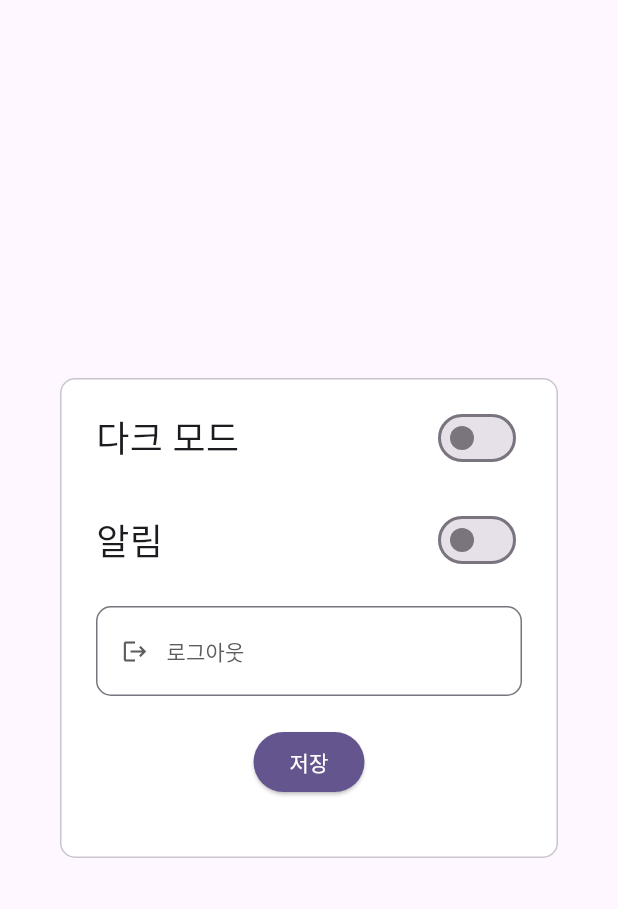
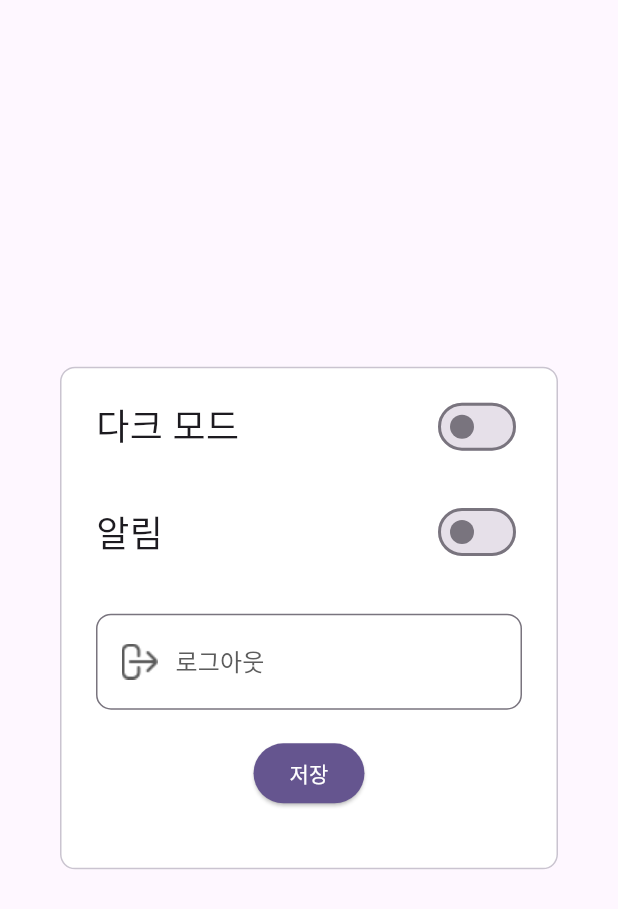
Before and after one commit to AIIA-GCU/VinTeum-FE, a Flutter app: what settingDialog() shows on an empty page, opened directly, on a phone screen of 412 x 824 dp. Shown: the top 909 px of the screen. Run offline on Flutter 3.47's test engine with Material 3 defaults, Android fonts, the light colour scheme and no system bars; our stand-ins replace image_picker.

Commit message:
[fix] ratio 수정 & 설정 수정

```diff
--- a/lib/Page/Timetable_Screen.dart
+++ b/lib/Page/Timetable_Screen.dart
@@ -4,6 +4,7 @@ import 'package:flutter/material.dart';
 import 'package:flutter/widgets.dart';
 import 'package:vinteum/Common/color.dart';
 import 'package:image_picker/image_picker.dart';
+import 'package:vinteum/main.dart';
 
 class TimetableScreen extends StatefulWidget {
   const TimetableScreen({super.key, required this.selected});
@@ -85,7 +86,7 @@ class _TimetableScreenState extends State<TimetableScreen> {
                       },
                     child: Text("등록", style: TextStyle(color: Colors.white)),
                   ),
-                  SizedBox(width: 63),
+                  SizedBox(width: ratio.width * 63),
                   ElevatedButton(
                     style: ElevatedButton.styleFrom(
                         shape: RoundedRectangleBorder(
--- a/lib/widget/Group_List.dart
+++ b/lib/widget/Group_List.dart
@@ -2,6 +2,7 @@ import 'package:flutter/cupertino.dart';
 import 'package:flutter/material.dart';
 import 'package:flutter/widgets.dart';
 import 'package:vinteum/Common/color.dart';
+import 'package:vinteum/main.dart';
 
 class GroupList extends StatelessWidget {
   final String title;
@@ -42,7 +43,7 @@ class GroupList extends StatelessWidget {
                         style: TextStyle(
                             fontSize: 24, color: Colors.black)
                     ),
-                    SizedBox(width: 40)
+                    SizedBox(width: ratio.width * 40)
                   ],
                 )
               ],
--- a/lib/widget/dialog.dart
+++ b/lib/widget/dialog.dart
@@ -1,5 +1,6 @@
 import 'package:flutter/material.dart';
 import 'package:vinteum/Common/color.dart';
+import 'package:vinteum/main.dart';
 
 class settingDialog extends StatefulWidget {
   const settingDialog({super.key});
@@ -42,7 +43,7 @@ class _settingDialogState extends State<settingDialog> {
                             }),
                       ],
                     ),
-                    SizedBox(height: 20),
+                    SizedBox(height: ratio.height * 24),
                     Row(
                       children: [
                         Text("알림", style: TextStyle(fontSize: 24)),
@@ -54,7 +55,7 @@ class _settingDialogState extends State<settingDialog> {
                             }),
                       ],
                     ),
-                    SizedBox(height: 20),
+                    SizedBox(height: ratio.height * 33),
                     OutlinedButton(
                         style: ElevatedButton.styleFrom(
                           backgroundColor: Colors.white,
@@ -67,13 +68,13 @@ class _settingDialogState extends State<settingDialog> {
                         child: Row(
                           mainAxisAlignment: MainAxisAlignment.start,
                           children: [
-                            Icon(Icons.logout, color: VinTeumColors.grey3),
-                            SizedBox(width: 12),
-                            Text("로그아웃", style: TextStyle(color: VinTeumColors.grey3),)
+                            Image.asset("assets/img/logout.png"),
+                            SizedBox(width: ratio.width * 12),
+                            Text("로그아웃", style: TextStyle(color: VinTeumColors.grey3, fontSize: 16))
                           ],
                         ),
                     ),
-                    SizedBox(height: 20),
+                    SizedBox(height: ratio.height * 20),
                     ElevatedButton(
                       style: ElevatedButton.styleFrom(
                           shape: RoundedRectangleBorder(
```
Also changed, not shown: lib/Page/Home_Screen.dart (+5 -4 lines), assets/img/logout.png (added).
